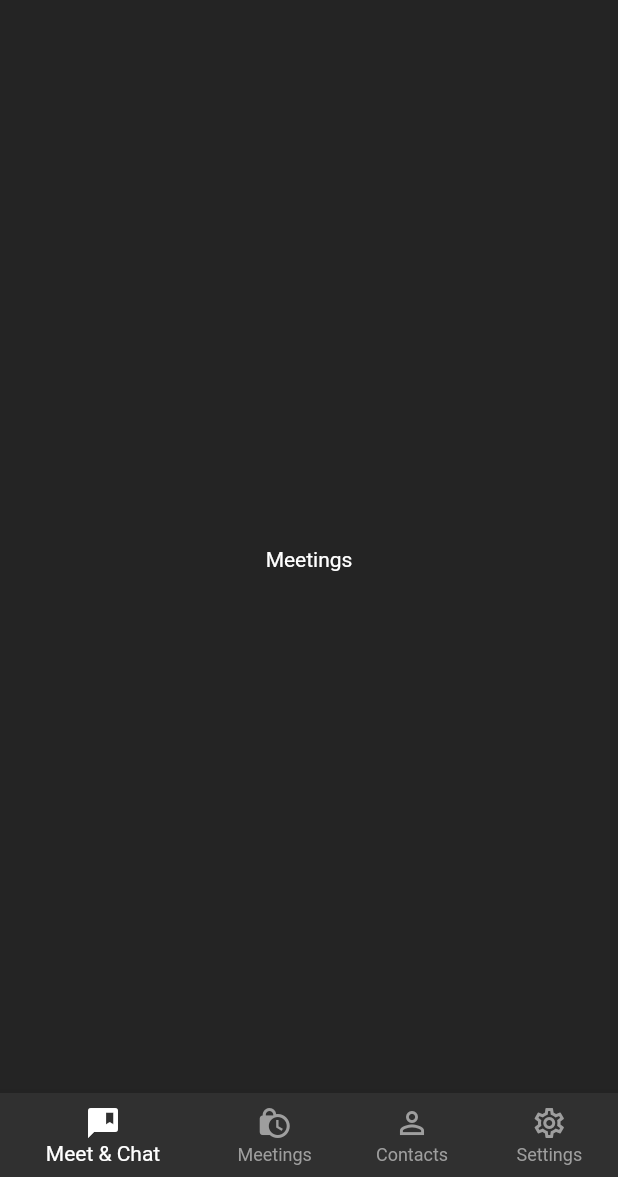
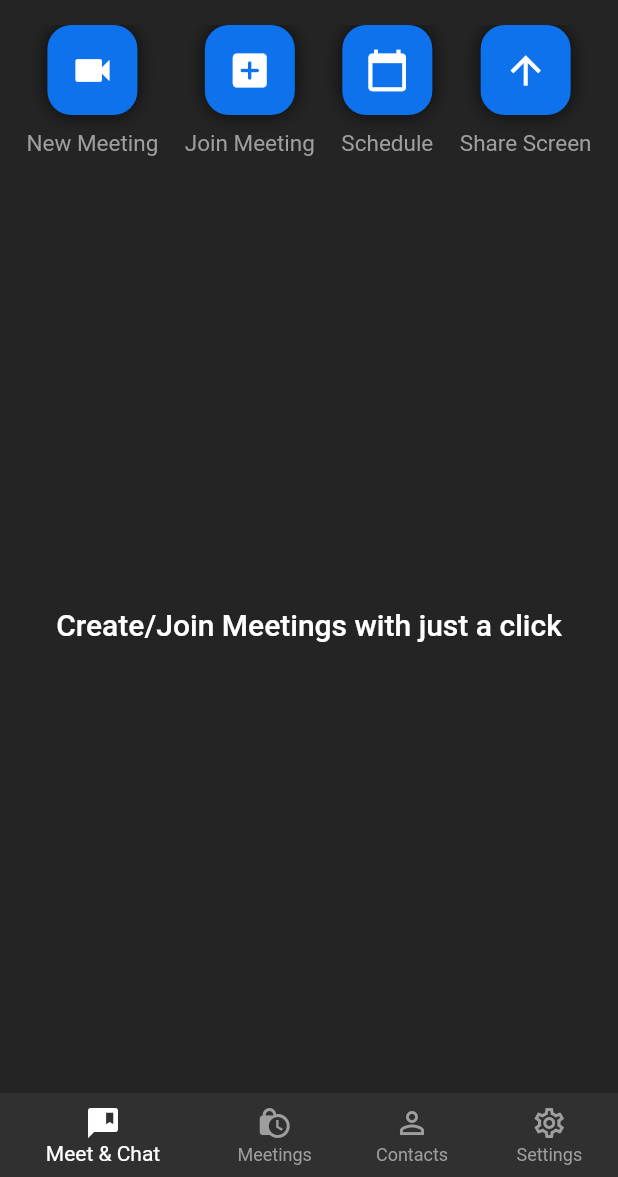
Before and after one commit to adedrey/zoom_app, a Flutter app: the screen it shows once a user with an empty profile is signed in, on a phone screen of 412 x 824 dp, the part 59-1236 px from its top. Run offline on Flutter 3.47's test engine with Material 2 defaults, Android fonts, the phone set to English and light mode, and no system bars; our stand-ins replace cloud_firestore, firebase_auth, firebase_core, google_sign_in; missing offline and left inert: jitsi_meet; accounts and stored records are empty; network calls fail.

Commit message:
Video Conferencing

```diff
--- a/lib/controllers/auth_controller.dart
+++ b/lib/controllers/auth_controller.dart
@@ -5,6 +5,8 @@ import 'package:google_sign_in/google_sign_in.dart';
 class AuthController {
   final FirebaseAuth _auth = FirebaseAuth.instance;
   final FirebaseFirestore _firestore = FirebaseFirestore.instance;
+  // User Details
+  User? get user => _auth.currentUser;
   // Sign In with Google
   signInWithGoogle() async {
     // SIgn In
--- /dev/null
+++ b/lib/controllers/jitsi_meet_controller.dart
@@ -0,0 +1,30 @@
+import 'package:jitsi_meet/feature_flag/feature_flag.dart';
+import 'package:jitsi_meet/jitsi_meet.dart';
+import 'package:zoom_app/controllers/auth_controller.dart';
+
+class JitsiMeetController {
+  final AuthController _authController = AuthController();
+  createMeetings(
+      {required String roomName,
+      required bool isAudioMuted,
+      required bool isVideoMuted}) async {
+    try {
+      FeatureFlag featureFlag = FeatureFlag();
+      featureFlag.welcomePageEnabled = false;
+      featureFlag.resolution = FeatureFlagVideoResolution
+          .MD_RESOLUTION; // Limit video resolution to 360p
+
+      var options = JitsiMeetingOptions(room: roomName)
+        ..userDisplayName = _authController.user!.displayName
+        ..userEmail = _authController.user!.email
+        ..userAvatarURL = _authController.user!.photoURL
+        ..audioMuted = isAudioMuted
+        ..videoMuted = isVideoMuted;
+
+      await JitsiMeet.joinMeeting(options);
+    } catch (error) {
+      // ...
+      print(error);
+    }
+  }
+}
--- a/lib/views/screens/meetings_screen.dart
+++ b/lib/views/screens/meetings_screen.dart
@@ -1,13 +1,64 @@
+import 'dart:math';
+
 import 'package:flutter/material.dart';
+import 'package:zoom_app/controllers/jitsi_meet_controller.dart';
+import 'package:zoom_app/views/widgets/reusable_icon.dart';
 
 class MeetingsScreen extends StatelessWidget {
-  const MeetingsScreen({Key? key}) : super(key: key);
+  final JitsiMeetController _jitsiMeetController = JitsiMeetController();
+  // Create a Meeting
+  createNewMeetings() async {
+    var generateRandomRoomName =
+        (Random().nextInt(10000000) + 10000000).toString();
+    await _jitsiMeetController.createMeetings(
+      roomName: generateRandomRoomName,
+      isAudioMuted: true,
+      isVideoMuted: true,
+    );
+  }
 
   @override
   Widget build(BuildContext context) {
     return Scaffold(
-      body: const Center(
-        child: Text("Meetings"),
+      body: Column(
+        children: [
+          Row(
+            mainAxisAlignment: MainAxisAlignment.spaceEvenly,
+            children: [
+              ReusableIcon(
+                icon: Icons.videocam,
+                text: "New Meeting",
+                onPressed: createNewMeetings,
+              ),
+              ReusableIcon(
+                icon: Icons.add_box_rounded,
+                text: "Join Meeting",
+                onPressed: () {},
+              ),
+              ReusableIcon(
+                icon: Icons.calendar_today,
+                text: "Schedule",
+                onPressed: () {},
+              ),
+              ReusableIcon(
+                icon: Icons.arrow_upward,
+                text: "Share Screen",
+                onPressed: () {},
+              ),
+            ],
+          ),
+          const Expanded(
+            child: Center(
+              child: Text(
+                "Create/Join Meetings with just a click",
+                style: TextStyle(
+                  fontSize: 20,
+                  fontWeight: FontWeight.w500,
+                ),
+              ),
+            ),
+          ),
+        ],
       ),
     );
   }
--- /dev/null
+++ b/lib/views/widgets/reusable_icon.dart
@@ -0,0 +1,55 @@
+import 'package:flutter/material.dart';
+import 'package:zoom_app/utils/colors.dart';
+
+class ReusableIcon extends StatelessWidget {
+  final IconData icon;
+  final String text;
+  final VoidCallback onPressed;
+  const ReusableIcon(
+      {Key? key,
+      required this.icon,
+      required this.text,
+      required this.onPressed})
+      : super(key: key);
+
+  @override
+  Widget build(BuildContext context) {
+    return Column(
+      children: [
+        GestureDetector(
+          onTap: onPressed,
+          child: Container(
+            height: 60,
+            width: 60,
+            decoration: BoxDecoration(
+              color: buttonColor,
+              borderRadius: BorderRadius.circular(
+                16,
+              ),
+              boxShadow: [
+                BoxShadow(
+                  blurRadius: 10,
+                  color: Colors.black.withOpacity(.7),
+                ),
+              ],
+            ),
+            child: Icon(
+              icon,
+              size: 30,
+            ),
+          ),
+        ),
+        const SizedBox(
+          height: 10,
+        ),
+        Text(
+          text,
+          style: const TextStyle(
+            color: Colors.grey,
+            fontSize: 15,
+          ),
+        ),
+      ],
+    );
+  }
+}
--- a/pubspec.yaml
+++ b/pubspec.yaml
@@ -38,6 +38,7 @@ dependencies:
   firebase_auth: ^3.3.20
   cloud_firestore: ^3.1.18
   google_sign_in: ^5.3.3
+  jitsi_meet: ^4.0.0
 
 dev_dependencies:
   flutter_test:
```
Also changed, not shown: pubspec.lock, 22 other files.
